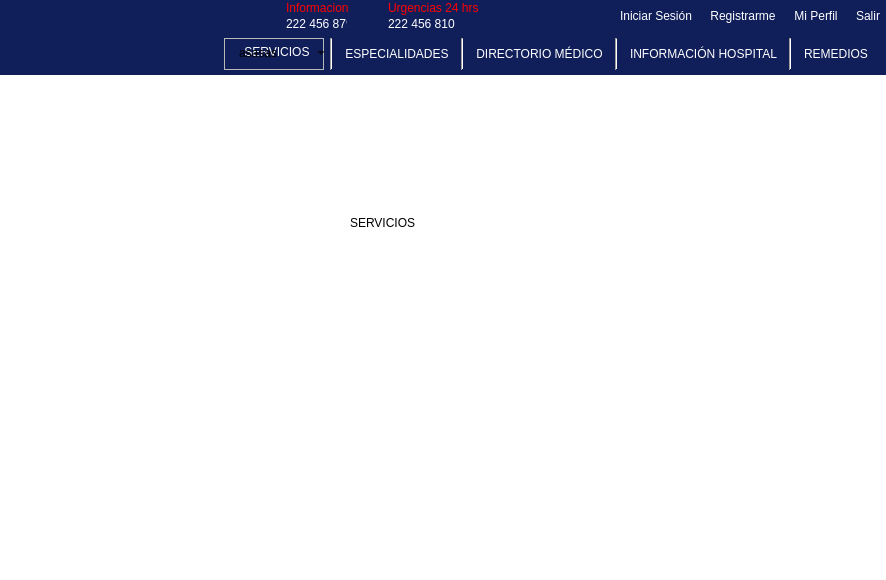
Above: mainwindow.ui from Laloses/Hospital before the change. Below: the same form after it.
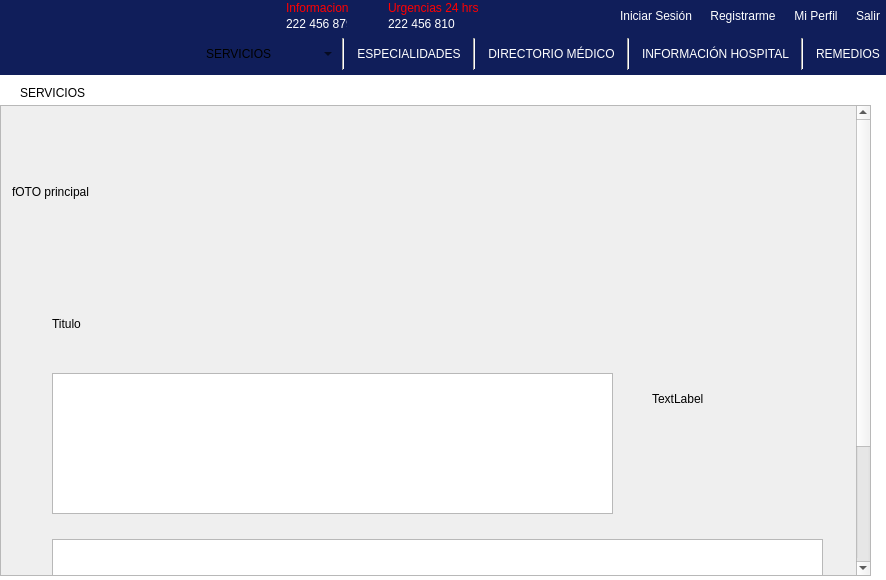
That is the form after the change. The open tabs and pages were chosen to show the change. Icons and pictures are not drawn.

Commit message: Servicios de el hospital

```diff
--- a/mainwindow.ui
+++ b/mainwindow.ui
@@ -341,56 +341,41 @@
               </spacer>
              </item>
              <item>
-              <widget class="QFrame" name="frame_2">
-               <property name="minimumSize">
-                <size>
-                 <width>100</width>
-                 <height>0</height>
-                </size>
+              <widget class="QComboBox" name="cb_servicios">
+               <property name="styleSheet">
+                <string notr="true">background:transparent;
+border:none;</string>
                </property>
-               <property name="frameShape">
-                <enum>QFrame::StyledPanel</enum>
-               </property>
-               <property name="frameShadow">
-                <enum>QFrame::Raised</enum>
-               </property>
-               <widget class="QPushButton" name="pb_servicios">
-                <property name="geometry">
-                 <rect>
-                  <x>10</x>
-                  <y>0</y>
-                  <width>86</width>
-                  <height>28</height>
-                 </rect>
-                </property>
+               <item>
                 <property name="text">
                  <string>SERVICIOS</string>
                 </property>
-               </widget>
-               <widget class="QComboBox" name="cb_servicios">
-                <property name="geometry">
-                 <rect>
-                  <x>10</x>
-                  <y>0</y>
-                  <width>95</width>
-                  <height>30</height>
-                 </rect>
+               </item>
+               <item>
+                <property name="text">
+                 <string>URGENCIAS</string>
                 </property>
-                <property name="styleSheet">
-                 <string notr="true">background:transparent;
-border:none;</string>
+               </item>
+               <item>
+                <property name="text">
+                 <string>QUIROFANOS</string>
                 </property>
-                <item>
-                 <property name="text">
-                  <string>asasas</string>
-                 </property>
-                </item>
-                <item>
-                 <property name="text">
-                  <string>aassss</string>
-                 </property>
-                </item>
-               </widget>
+               </item>
+               <item>
+                <property name="text">
+                 <string>TERAPIA INTENSIVA</string>
+                </property>
+               </item>
+               <item>
+                <property name="text">
+                 <string>HOSPITALIZACION</string>
+                </property>
+               </item>
+               <item>
+                <property name="text">
+                 <string>HEMODINAMIA</string>
+                </property>
+               </item>
               </widget>
              </item>
              <item>
@@ -12219,8 +12204,8 @@
        <widget class="QLabel" name="label_11">
         <property name="geometry">
          <rect>
-          <x>350</x>
-          <y>140</y>
+          <x>20</x>
+          <y>10</y>
           <width>101</width>
           <height>16</height>
          </rect>
@@ -12229,6 +12214,129 @@
          <string>SERVICIOS</string>
         </property>
        </widget>
+       <widget class="QScrollArea" name="scrollArea_14">
+        <property name="geometry">
+         <rect>
+          <x>0</x>
+          <y>30</y>
+          <width>871</width>
+          <height>471</height>
+         </rect>
+        </property>
+        <property name="widgetResizable">
+         <bool>true</bool>
+        </property>
+        <widget class="QWidget" name="scrollAreaWidgetContents_17">
+         <property name="geometry">
+          <rect>
+           <x>0</x>
+           <y>0</y>
+           <width>855</width>
+           <height>630</height>
+          </rect>
+         </property>
+         <layout class="QVBoxLayout" name="verticalLayout_57">
+          <item>
+           <widget class="QLabel" name="foto1S">
+            <property name="minimumSize">
+             <size>
+              <width>0</width>
+              <height>150</height>
+             </size>
+            </property>
+            <property name="text">
+             <string>fOTO principal</string>
+            </property>
+           </widget>
+          </item>
+          <item>
+           <widget class="QWidget" name="widget_16" native="true">
+            <property name="minimumSize">
+             <size>
+              <width>0</width>
+              <height>250</height>
+             </size>
+            </property>
+            <widget class="QLabel" name="foto2S">
+             <property name="geometry">
+              <rect>
+               <x>640</x>
+               <y>20</y>
+               <width>201</width>
+               <height>211</height>
+              </rect>
+             </property>
+             <property name="text">
+              <string>TextLabel</string>
+             </property>
+            </widget>
+            <widget class="QLabel" name="tituloS">
+             <property name="geometry">
+              <rect>
+               <x>40</x>
+               <y>30</y>
+               <width>441</width>
+               <height>41</height>
+              </rect>
+             </property>
+             <property name="text">
+              <string>Titulo</string>
+             </property>
+            </widget>
+            <widget class="QPlainTextEdit" name="info1">
+             <property name="geometry">
+              <rect>
+               <x>40</x>
+               <y>100</y>
+               <width>561</width>
+               <height>141</height>
+              </rect>
+             </property>
+             <property name="readOnly">
+              <bool>true</bool>
+             </property>
+            </widget>
+           </widget>
+          </item>
+          <item>
+           <widget class="QWidget" name="widget_17" native="true">
+            <property name="minimumSize">
+             <size>
+              <width>0</width>
+              <height>200</height>
+             </size>
+            </property>
+            <widget class="QPlainTextEdit" name="lema">
+             <property name="geometry">
+              <rect>
+               <x>40</x>
+               <y>10</y>
+               <width>771</width>
+               <height>41</height>
+              </rect>
+             </property>
+             <property name="readOnly">
+              <bool>true</bool>
+             </property>
+            </widget>
+            <widget class="QPlainTextEdit" name="info2">
+             <property name="geometry">
+              <rect>
+               <x>40</x>
+               <y>70</y>
+               <width>771</width>
+               <height>121</height>
+              </rect>
+             </property>
+             <property name="readOnly">
+              <bool>true</bool>
+             </property>
+            </widget>
+           </widget>
+          </item>
+         </layout>
+        </widget>
+       </widget>
       </widget>
       <widget class="QWidget" name="p_especi"/>
       <widget class="QWidget" name="p_dirMedico">
```
Left out of the diff: 53 changed lines with no effect on the pictures. The commit also changes 14 other files.
